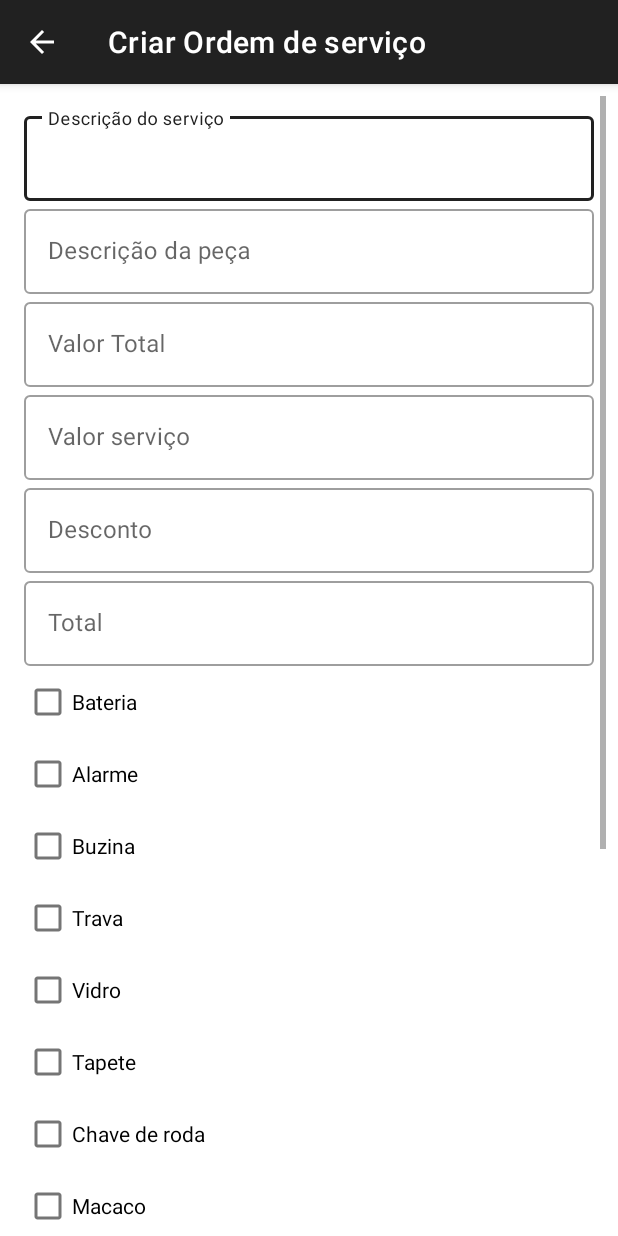
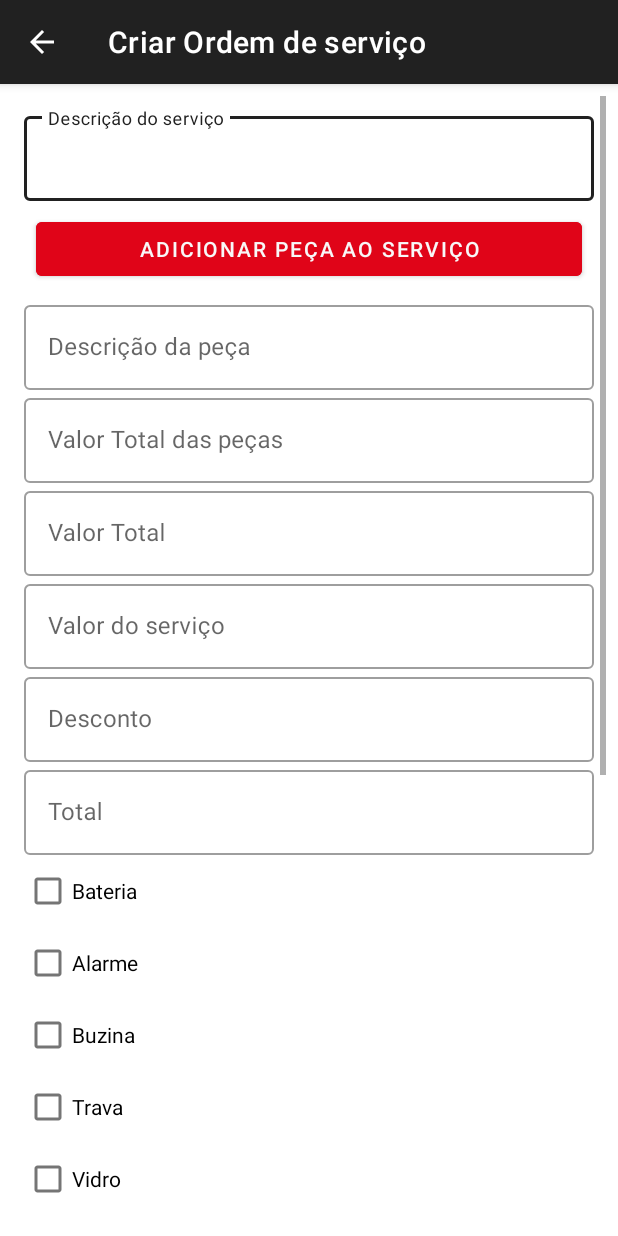
Before and after one commit to gustavodias24/MariosCar, an Android app: the OSActivity screen opened directly, with no data from a screen before it, on a phone screen of 412 x 824 dp. Run offline under Robolectric (Android 15) with nearby library versions, the phone set to English and light mode, and no system bars; our stand-ins replace Firebase (no records; nobody signed in at launch, a user with empty details on screens opened directly), Picasso; libraries missing offline, so code that uses them is left out: com.google.gson.internal; pictures from the network do not load.

Commit message:
data, itens, numeroOs adicionados

```diff
--- a/app/src/main/AndroidManifest.xml
+++ b/app/src/main/AndroidManifest.xml
@@ -28,7 +28,7 @@
         android:theme="@style/Theme.MariosCar"
         tools:targetApi="31">
         <activity
-            android:name=".MainActivity"
+            android:name=".ConsultaPlacaActivity"
 
             android:exported="false" />
         <activity
@@ -60,7 +60,7 @@
             android:exported="false"
             android:theme="@style/Theme.MaterialComponents.Light.DarkActionBar" />
         <activity
-            android:name=".ConsultaPlacaActivity"
+            android:name=".MainActivity"
 
             android:exported="true">
             <intent-filter>
--- a/app/src/main/java/benicio/soluces/marioscar/ConsultaPlacaActivity.java
+++ b/app/src/main/java/benicio/soluces/marioscar/ConsultaPlacaActivity.java
@@ -64,7 +64,7 @@ public class ConsultaPlacaActivity extends AppCompatActivity {
                         OSModel osModel = dado.getValue(OSModel.class);
 
                         if ( osModel != null && osModel.getPlacaCarro() != null){
-                            if (osModel.getPlacaCarro().trim().equals(placa.trim())){
+                            if (osModel.getPlacaCarro().toLowerCase().trim().equals(placa.toLowerCase().trim())){
                                 oss.add(osModel);
                             }
                         }
--- a/app/src/main/java/benicio/soluces/marioscar/OSActivity.java
+++ b/app/src/main/java/benicio/soluces/marioscar/OSActivity.java
@@ -24,19 +24,29 @@ import android.widget.Toast;
 
 import com.google.android.gms.tasks.OnCompleteListener;
 import com.google.android.gms.tasks.Task;
+import com.google.firebase.database.DataSnapshot;
+import com.google.firebase.database.DatabaseError;
 import com.google.firebase.database.DatabaseReference;
 import com.google.firebase.database.FirebaseDatabase;
+import com.google.firebase.database.ValueEventListener;
+import com.google.gson.internal.bind.DateTypeAdapter;
 
 import java.io.File;
+import java.text.SimpleDateFormat;
 import java.util.ArrayList;
 import java.util.Base64;
+import java.util.Date;
 import java.util.List;
+import java.util.Locale;
 import java.util.Objects;
 import java.util.UUID;
 
 import benicio.soluces.marioscar.adapters.AdapterImages;
+import benicio.soluces.marioscar.adapters.AdapterItens;
 import benicio.soluces.marioscar.databinding.ActivityOsactivityBinding;
+import benicio.soluces.marioscar.databinding.LayoutAdicionarItemBinding;
 import benicio.soluces.marioscar.databinding.LoadingLayoutBinding;
+import benicio.soluces.marioscar.model.ItemModel;
 import benicio.soluces.marioscar.model.OSModel;
 import benicio.soluces.marioscar.model.ResponseIngurModel;
 import benicio.soluces.marioscar.utils.ImageUtils;
@@ -53,7 +63,7 @@ import retrofit2.Retrofit;
 public class OSActivity extends AppCompatActivity {
     Uri imageUri;
     private DatabaseReference refOs = FirebaseDatabase.getInstance().getReference().getRef().child("os");
-    private Dialog dialogCarregando;
+    private Dialog dialogCarregando, dialogAdicionarItem;
     private static final int PERMISSON_CODE = 1000;
     private static final int REQUEST_IMAGE_CAPTURE = 1;
     private static final String TOKEN = "282c6d7932402b7665da78ee7c51311556ce6c8a";
@@ -62,11 +72,16 @@ public class OSActivity extends AppCompatActivity {
     ServiceIngur serviceIngur = RetrofitUtils.createServiceIngur(retrofitIngur);
 
     AdapterImages adapterImages;
+    AdapterItens adapterItens;
     RecyclerView r;
+    RecyclerView rItens;
     List<String> imagesLink = new ArrayList<>();
 
     private Bundle b;
 
+    List<ItemModel> itens = new ArrayList<>();
+
+    int numeroOs = 0;
 
     @Override
     protected void onCreate(Bundle savedInstanceState) {
@@ -83,6 +98,25 @@ public class OSActivity extends AppCompatActivity {
 
         configurarDialogCarregando();
 
+        refOs.addListenerForSingleValueEvent(new ValueEventListener() {
+            @Override
+            public void onDataChange(@NonNull DataSnapshot snapshot) {
+                numeroOs = 0;
+                if ( snapshot.exists() ){
+                    for ( DataSnapshot d : snapshot.getChildren()){
+                        numeroOs++;
+                    }
+
+                }
+            }
+
+            @Override
+            public void onCancelled(@NonNull DatabaseError error) {
+
+            }
+        });
+
+
         mainBinding.cadastrar.setOnClickListener(view -> {
             dialogCarregando.show();
             Toast.makeText(this, "Aguarde!", Toast.LENGTH_SHORT).show();
@@ -94,18 +128,26 @@ public class OSActivity extends AppCompatActivity {
             String idCarro = b.getString("idCarro", "");
             String placaCarro = b.getString("placaCarro", "");
 
-            String descricao, descricaoPeca, valorTotal, valorService, desconto, total, obs;
+            String descricao, descricaoPeca, valorTotal, valorService, desconto, total, obs, valorTotalPecas;
 
             descricao = mainBinding.descricaoField.getEditText().getText().toString();
             descricaoPeca = mainBinding.descricaoPeAField.getEditText().getText().toString();
             valorTotal = mainBinding.valorTotalField.getEditText().getText().toString();
+            valorTotalPecas = mainBinding.valorTotalPecasField.getEditText().getText().toString();
             valorService = mainBinding.valorServicoField.getEditText().getText().toString();
             desconto = mainBinding.descontoField.getEditText().getText().toString();
             total = mainBinding.totalField.getEditText().getText().toString();
             obs = mainBinding.obsField.getEditText().getText().toString();
 
+
+            Date currentDate = new Date();
+            SimpleDateFormat dateFormat = new SimpleDateFormat("dd/MM/yyyy", Locale.getDefault());
             refOs.child(id).setValue(
                     new OSModel(
+                            padWithZeros(numeroOs+"" , 6),
+                            dateFormat.format(currentDate),
+                            itens,
+                            valorTotalPecas,
                             placaCarro,
                             id,
                             idCarro,
@@ -127,9 +169,11 @@ public class OSActivity extends AppCompatActivity {
                 if ( task.isSuccessful() ){
                     finish();
                     startActivity(new Intent(getApplicationContext(), MainActivity.class));
-                    Toast.makeText(this, "OS cadastrada com sucesso.", Toast.LENGTH_SHORT).show();
+                    Toast.makeText(getApplicationContext(), "OS cadastrada com sucesso.", Toast.LENGTH_LONG).show();
                 }else{
-                    Toast.makeText(this, "Erro de conexão, tente novamente.", Toast.LENGTH_SHORT).show();
+                    Log.d("firebaseBucetinha", "onDataChange: " + task.getException().getMessage());
+                    Log.d("firebaseBucetinha", "onDataChange: " + task.getException().getCause());
+                    Toast.makeText(getApplicationContext(), "Erro de conexão, tente novamente.", Toast.LENGTH_LONG).show();
                     dialogCarregando.dismiss();
                 }
             });
@@ -140,9 +184,49 @@ public class OSActivity extends AppCompatActivity {
            baterFoto();
        });
 
+       mainBinding.adicionarPeca.setOnClickListener( view -> {
+           dialogAdicionarItem.show();
+       });
+
         configurarRecyclerImages();
+        configurarRecyclerItens();
+        configurarDialogProduto();
     }
 
+    private void configurarRecyclerItens() {
+        rItens = mainBinding.recyclerPecas;
+        rItens.setLayoutManager(new LinearLayoutManager(getApplicationContext()));
+        rItens.setHasFixedSize(true);
+        rItens.addItemDecoration(new DividerItemDecoration(getApplicationContext(), DividerItemDecoration.VERTICAL));
+        adapterItens = new AdapterItens(itens, getApplicationContext());
+        rItens.setAdapter(adapterItens);
+    }
+
+    @SuppressLint("NotifyDataSetChanged")
+    private void configurarDialogProduto(){
+        AlertDialog.Builder b = new AlertDialog.Builder(OSActivity.this);
+        LayoutAdicionarItemBinding adicionarItemBinding = LayoutAdicionarItemBinding.inflate(getLayoutInflater());
+        adicionarItemBinding.adicionarPeca.setOnClickListener( view -> {
+            String nomePeca = adicionarItemBinding.nomeField.getEditText().getText().toString();
+            String quantidadeString = adicionarItemBinding.quantiadeField.getEditText().getText().toString();
+            String precoString = adicionarItemBinding.valorField.getEditText().getText().toString();
+
+            quantidadeString = quantidadeString.isEmpty() ? "0.0" : quantidadeString;
+            precoString = precoString.isEmpty() ? "0.0" : precoString;
+
+            float quantiade = Float.parseFloat(quantidadeString);
+            float  preco = Float.parseFloat(precoString);
+
+            itens.add(new ItemModel(nomePeca, preco, quantiade));
+            adapterItens.notifyDataSetChanged();
+            dialogAdicionarItem.dismiss();
+            adicionarItemBinding.nomeField.getEditText().setText("");
+            adicionarItemBinding.quantiadeField.getEditText().setText("0");
+            adicionarItemBinding.valorField.getEditText().setText("0");
+        });
+        b.setView(adicionarItemBinding.getRoot());
+        dialogAdicionarItem  = b.create();
+    }
     private void configurarDialogCarregando() {
         AlertDialog.Builder b = new AlertDialog.Builder(OSActivity.this);
         b.setView(LoadingLayoutBinding.inflate(getLayoutInflater()).getRoot());
@@ -237,4 +321,14 @@ public class OSActivity extends AppCompatActivity {
         }
         return super.onOptionsItemSelected(item);
     }
+
+    public static String padWithZeros(String input, int desiredLength) {
+        StringBuilder result = new StringBuilder(input);
+
+        while (result.length() < desiredLength) {
+            result.insert(0, "0");
+        }
+
+        return result.toString();
+    }
 }
--- /dev/null
+++ b/app/src/main/java/benicio/soluces/marioscar/adapters/AdapterItens.java
@@ -0,0 +1,52 @@
+package benicio.soluces.marioscar.adapters;
+
+import android.content.Context;
+import android.view.LayoutInflater;
+import android.view.View;
+import android.view.ViewGroup;
+import android.widget.TextView;
+
+import androidx.annotation.NonNull;
+import androidx.recyclerview.widget.RecyclerView;
+
+import java.util.List;
+
+import benicio.soluces.marioscar.R;
+import benicio.soluces.marioscar.model.ItemModel;
+
+public class AdapterItens extends RecyclerView.Adapter<AdapterItens.MyViewHolder>{
+    List<ItemModel> itens;
+    Context c;
+
+    public AdapterItens(List<ItemModel> itens, Context c) {
+        this.itens = itens;
+        this.c = c;
+    }
+
+    @NonNull
+    @Override
+    public MyViewHolder onCreateViewHolder(@NonNull ViewGroup parent, int viewType) {
+        return new MyViewHolder(LayoutInflater.from(parent.getContext()).inflate(R.layout.exibir_clientes, parent, false));
+    }
+
+    @Override
+    public void onBindViewHolder(@NonNull MyViewHolder holder, int position) {
+        ItemModel item = itens.get(position);
+
+        holder.info.setText(item.toString());
+    }
+
+    @Override
+    public int getItemCount() {
+        return itens.size();
+    }
+
+    public class MyViewHolder extends  RecyclerView.ViewHolder {
+
+        TextView info;
+        public MyViewHolder(@NonNull View itemView) {
+            super(itemView);
+            info = itemView.findViewById(R.id.infos_text);
+        }
+    }
+}
--- a/app/src/main/res/layout/activity_osactivity.xml
+++ b/app/src/main/res/layout/activity_osactivity.xml
@@ -27,6 +27,20 @@
 
         </com.google.android.material.textfield.TextInputLayout>
 
+        <Button
+            android:id="@+id/adicionar_peca"
+            android:layout_width="match_parent"
+            android:layout_height="wrap_content"
+            android:layout_margin="8dp"
+            android:backgroundTint="@color/red"
+            android:text="Adicionar peça ao serviço"
+            android:textColor="#F8F8F8" />
+
+        <androidx.recyclerview.widget.RecyclerView
+            android:id="@+id/recycler_pecas"
+            android:layout_width="match_parent"
+            android:layout_height="match_parent" />
+
         <com.google.android.material.textfield.TextInputLayout
             android:id="@+id/descricao_peça_field"
             style="@style/Widget.MaterialComponents.TextInputLayout.OutlinedBox"
@@ -37,6 +51,20 @@
             <com.google.android.material.textfield.TextInputEditText
                 android:layout_width="match_parent"
                 android:layout_height="wrap_content" />
+
+        </com.google.android.material.textfield.TextInputLayout>
+
+        <com.google.android.material.textfield.TextInputLayout
+            android:id="@+id/valor_total_pecas_field"
+            style="@style/Widget.MaterialComponents.TextInputLayout.OutlinedBox"
+            android:layout_width="match_parent"
+            android:layout_height="wrap_content"
+            android:hint="Valor Total das peças">
+
+            <com.google.android.material.textfield.TextInputEditText
+                android:layout_width="match_parent"
+                android:layout_height="wrap_content"
+                android:inputType="number|numberDecimal|numberSigned" />
 
         </com.google.android.material.textfield.TextInputLayout>
 
@@ -59,7 +87,7 @@
             style="@style/Widget.MaterialComponents.TextInputLayout.OutlinedBox"
             android:layout_width="match_parent"
             android:layout_height="wrap_content"
-            android:hint="Valor serviço">
+            android:hint="Valor do serviço">
 
             <com.google.android.material.textfield.TextInputEditText
                 android:layout_width="match_parent"
```
Also changed, not shown: app/src/main/java/benicio/soluces/marioscar/model/ItemModel.java (added, +41 -0 lines), app/src/main/java/benicio/soluces/marioscar/model/OSModel.java (+58 -4 lines), app/src/main/res/layout/layout_adicionar_item.xml (added, +79 -0 lines).
